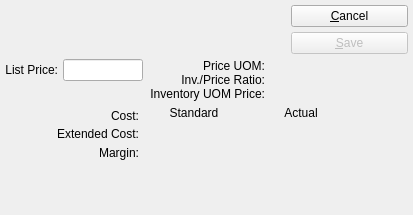
This is guiclient/itemListPrice.ui in Pegasus-RPG/xtuple-client as Qt 5 draws it before an edit. The edited form follows.
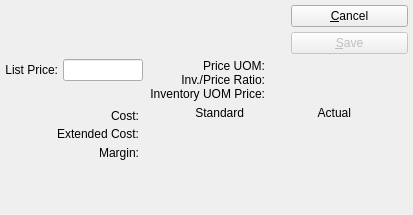
This is the edited form. Custom widgets are drawn as their Qt base class.

Commit message: Issue #28370: Item List price screen alignment

Diff of the .ui file:
```diff
--- a/guiclient/itemListPrice.ui
+++ b/guiclient/itemListPrice.ui
@@ -436,7 +436,7 @@
                 <string>Standard</string>
                </property>
                <property name="alignment">
-                <set>Qt::AlignCenter</set>
+                <set>Qt::AlignRight</set>
                </property>
               </widget>
              </item>
@@ -452,7 +452,7 @@
                 <string>Actual</string>
                </property>
                <property name="alignment">
-                <set>Qt::AlignCenter</set>
+                <set>Qt::AlignRight</set>
                </property>
               </widget>
              </item>
```
